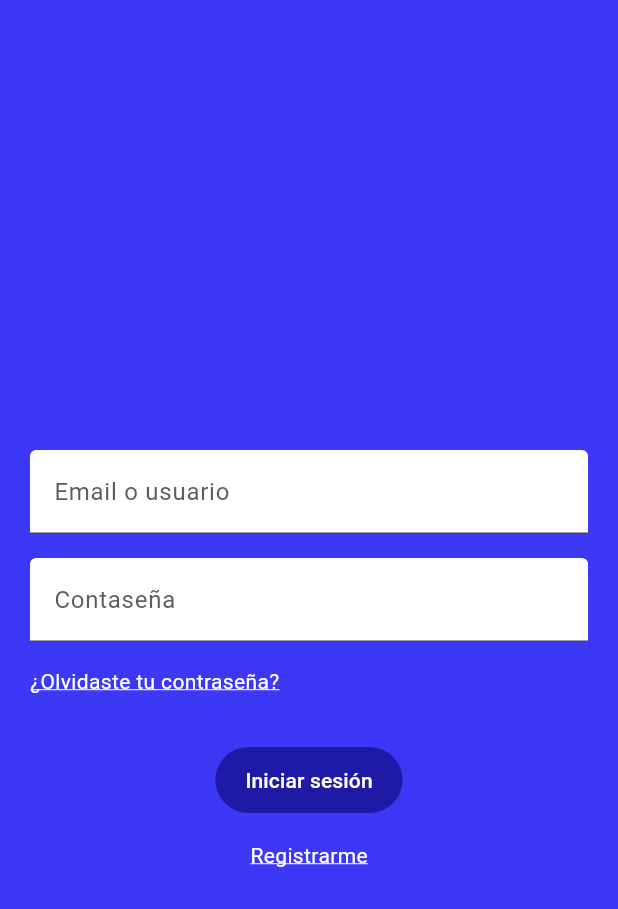
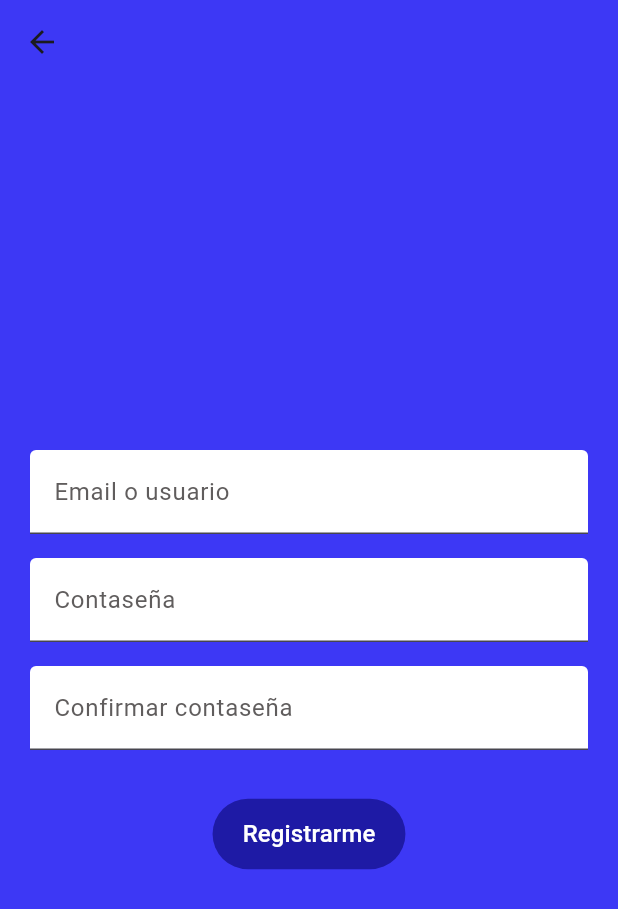
Before and after one commit to Marcee096/marnager, a Flutter app: the screen it shows after launch, after a tap on "Registrarme", on a phone screen of 412 x 824 dp. Shown: the top 909 px of the screen. Run offline on Flutter 3.47's test engine with Material 3 defaults, Android fonts, the phone set to English and light mode, and no system bars.

Commit message:
agregar page a la carpeta src y agregar page registro

```diff
--- a/lib/app.dart
+++ b/lib/app.dart
@@ -1,5 +1,5 @@
 import 'package:flutter/material.dart';
-import 'package:marnager/pages/login_page.dart';
+import 'package:marnager/src/pages/login_page.dart';
 
 
 class MyApp extends StatelessWidget {
--- a/lib/pages/home_page.dart
+++ b/lib/src/pages/home_page.dart
@@ -1,8 +1,8 @@
 import 'package:flutter/material.dart';
+import 'package:marnager/src/pages/ahorros_page.dart';
+import 'package:marnager/src/pages/gastos_page.dart';
+import 'package:marnager/src/pages/ingresos_page.dart';
 
-import 'ahorros_page.dart';
-import 'gastos_page.dart';
-import 'ingresos_page.dart';
 
 class HomePage extends StatefulWidget {
   const HomePage({super.key});
--- a/lib/pages/login_page.dart
+++ b/lib/src/pages/login_page.dart
@@ -1,4 +1,5 @@
 import 'package:flutter/material.dart';
+import 'package:marnager/src/pages/registro_page.dart';
 
 class LoginPage extends StatelessWidget {
   const LoginPage({super.key});
@@ -79,7 +80,10 @@ class LoginPage extends StatelessWidget {
           GestureDetector(
             onTap: () {
               // Acción para registrarse
-              // Navigator.pushNamed(context, '/register');
+              Navigator.push(
+                context,
+                MaterialPageRoute(builder: (context) => RegistroPage()),
+              );
             },
             child: Text(
               "Registrarme",
--- /dev/null
+++ b/lib/src/pages/registro_page.dart
@@ -0,0 +1,78 @@
+import 'package:flutter/material.dart';
+
+class RegistroPage extends StatelessWidget {
+  const RegistroPage({super.key});
+
+  @override
+  Widget build(BuildContext context) {
+    return Scaffold(
+      backgroundColor: Color.fromARGB(255, 61, 56, 245),
+      appBar: AppBar(backgroundColor: Color.fromARGB(255, 61, 56, 245)),
+      body: Column(
+        mainAxisAlignment: MainAxisAlignment.center,
+        children: [
+          Padding(
+            padding: const EdgeInsets.symmetric(horizontal: 20.0),
+            child: TextField(
+              decoration: InputDecoration(
+                labelText: 'Email o usuario',
+                labelStyle: TextStyle(
+                  color: const Color.fromARGB(255, 96, 93, 93),
+                ),
+                filled: true,
+                fillColor: Colors.white,
+              ),
+              style: TextStyle(color: Colors.black),
+            ),
+          ),
+          SizedBox(height: 16),
+          Padding(
+            padding: const EdgeInsets.symmetric(horizontal: 20.0),
+            child: TextField(
+              decoration: InputDecoration(
+                labelText: 'Contaseña',
+                labelStyle: TextStyle(
+                  color: const Color.fromARGB(255, 96, 93, 93),
+                ),
+                filled: true,
+                fillColor: Colors.white,
+              ),
+              obscureText: true,
+            ),
+          ),
+          const SizedBox(height: 16),
+          Padding(
+            padding: const EdgeInsets.symmetric(horizontal: 20.0),
+            child: TextField(
+              decoration: InputDecoration(
+                labelText: 'Confirmar contaseña',
+                labelStyle: TextStyle(
+                  color: const Color.fromARGB(255, 96, 93, 93),
+                ),
+                filled: true,
+                fillColor: Colors.white,
+              ),
+              obscureText: true,
+            ),
+          ),
+          const SizedBox(height: 32),
+          TextButton(
+            style: TextButton.styleFrom(
+              padding: EdgeInsets.symmetric(vertical: 12.0, horizontal: 20.0),
+              backgroundColor: Color.fromARGB(255, 30, 26, 165),
+              foregroundColor: Colors.white,
+            ),
+            onPressed: () {
+              // Acción para registrarse
+              // Navigator.pushNamed(context, '/register');
+            },
+            child: Text(
+              "Registrarme",
+              style: TextStyle(fontSize: 16),
+            ),
+          )
+        ],
+      ),
+    );
+  }
+}
```
Also changed, not shown: lib/src/pages/ahorros_page.dart (renamed from lib/pages/ingresos_page.dart, +31 -34 lines), lib/src/pages/gastos_page.dart (renamed from lib/pages/ahorros_page.dart, +33 -32 lines), lib/src/pages/ingresos_page.dart (renamed from lib/pages/gastos_page.dart, +36 -34 lines).
